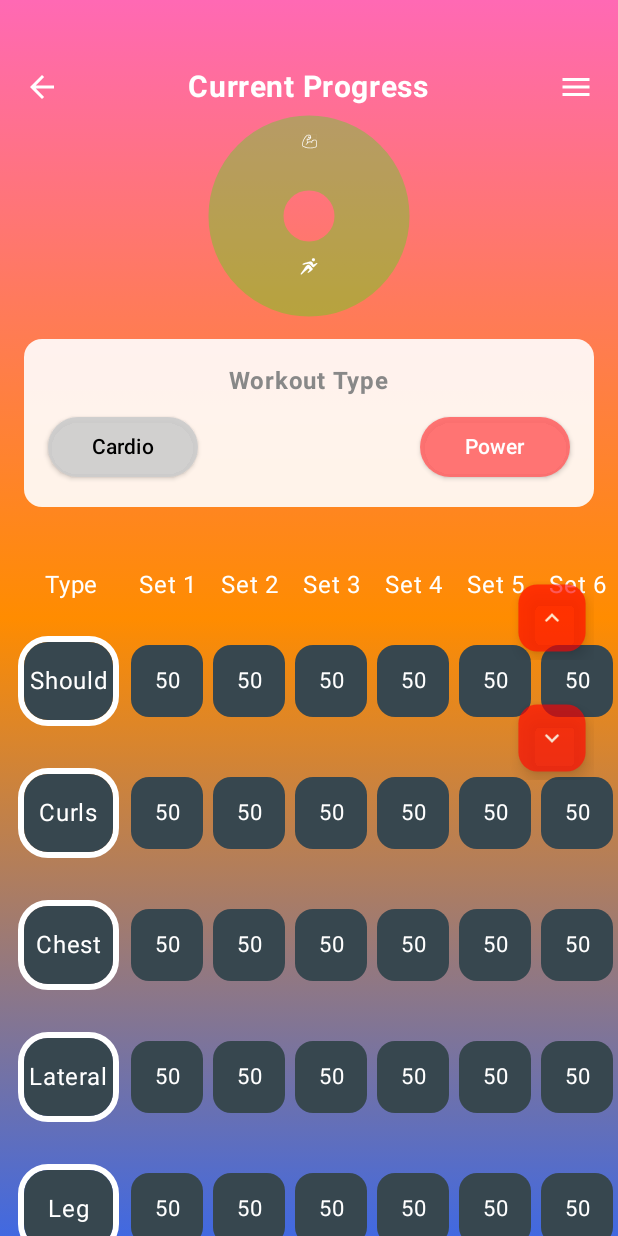
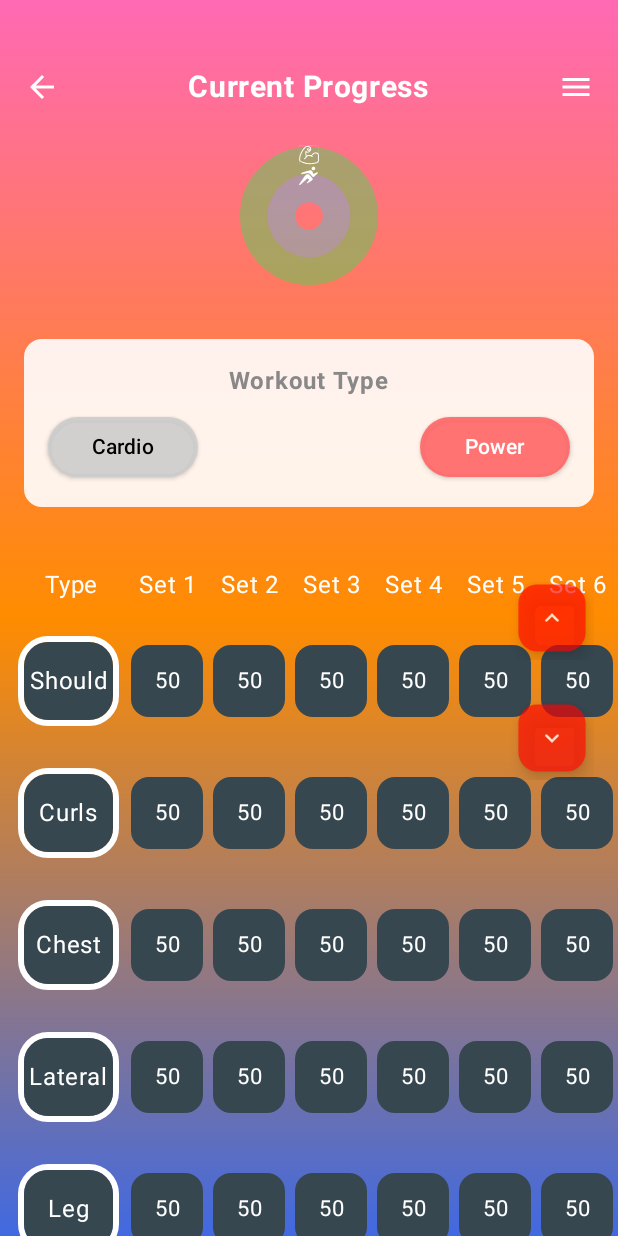
Before and after one commit to ohmzi/FitnessTracker, an Android app built with Jetpack Compose: the screen it shows after launch (MainActivity), after a tap on "Power", on a phone screen of 412 x 824 dp. Run offline under Robolectric (Android 15) with nearby library versions, the phone set to English and light mode, and no system bars; 1 other tap on this screen came first.

Commit message:
UI updates
Signed-off-by: ohmz <omariqbal97@gmail.com>

```diff
--- a/app/build.gradle.kts
+++ b/app/build.gradle.kts
@@ -62,6 +62,7 @@ dependencies {
     implementation(libs.androidx.material3)
     implementation(libs.play.services.maps)
     implementation(libs.play.services.location)
+    implementation(libs.androidx.media3.common)
     testImplementation(libs.junit)
     androidTestImplementation(libs.androidx.junit)
     androidTestImplementation(libs.androidx.espresso.core)
--- a/app/src/main/java/com/ohmz/fitnessTracker/ui/screens/CardioTracker.kt
+++ b/app/src/main/java/com/ohmz/fitnessTracker/ui/screens/CardioTracker.kt
@@ -176,7 +176,7 @@ fun CardioTracker(
         Column(
             modifier = Modifier
                 .fillMaxSize()
-                .padding(16.dp),
+                .padding(top = 16.dp, start = 16.dp, end = 16.dp, bottom = 34.dp),
             horizontalAlignment = Alignment.CenterHorizontally
         ) {
             Card(
@@ -195,7 +195,7 @@ fun CardioTracker(
                     onTargetDistanceChange = onTargetDistanceChange
                 )
             }
-            Spacer(modifier = Modifier.weight(1f))
+            Spacer(modifier = Modifier.weight(0.5f))
             PlayButton(
                 isTracking = isTracking,
                 onToggle = { newIsTracking ->
--- a/app/src/main/java/com/ohmz/fitnessTracker/ui/screens/FitnessTrackerUI.kt
+++ b/app/src/main/java/com/ohmz/fitnessTracker/ui/screens/FitnessTrackerUI.kt
@@ -293,6 +293,79 @@ fun WorkoutTypeButton(
     }
 }
 
+
+@Composable
+fun ScrollButtons(onScrollUp: () -> Unit, onScrollDown: () -> Unit, alpha: Float) {
+    Box(
+        modifier = Modifier
+            .fillMaxSize()
+            .padding(end = 16.dp)
+    ) {
+        // Scroll Up Button
+        AnimatedScrollButton(
+            onClick = onScrollUp,
+            icon = Icons.Filled.KeyboardArrowUp,
+            contentDescription = "Scroll to top",
+            alpha = alpha,
+            modifier = Modifier.align(Alignment.CenterEnd)
+        )
+
+        // Scroll Down Button
+        AnimatedScrollButton(
+            onClick = onScrollDown,
+            icon = Icons.Filled.KeyboardArrowDown,
+            contentDescription = "Scroll to bottom",
+            alpha = alpha,
+            modifier = Modifier
+                .align(Alignment.CenterEnd)
+                .padding(top = 160.dp)
+        )
+    }
+}
+
+@Composable
+fun AnimatedScrollButton(
+    onClick: () -> Unit,
+    icon: ImageVector,
+    contentDescription: String,
+    alpha: Float,
+    modifier: Modifier = Modifier
+) {
+    val interactionSource = remember { MutableInteractionSource() }
+    val isPressed by interactionSource.collectIsPressedAsState()
+
+    val scale by animateFloatAsState(
+        targetValue = if (isPressed) 1f else 0.8f, animationSpec = spring(
+            dampingRatio = Spring.DampingRatioMediumBouncy, stiffness = Spring.StiffnessLow
+        ), label = ""
+    )
+
+    val buttonAlpha by animateFloatAsState(
+        targetValue = if (isPressed) 1f else 0.8f,
+        animationSpec = tween(durationMillis = 100),
+        label = ""
+    )
+
+    Box(
+        modifier = modifier
+            .alpha(alpha * buttonAlpha)
+            .graphicsLayer(
+                scaleX = scale, scaleY = scale
+            )
+    ) {
+        FloatingActionButton(
+            onClick = onClick,
+            containerColor = Color.Red.copy(alpha = buttonAlpha),
+            contentColor = Color.White,
+            interactionSource = interactionSource
+        ) {
+            Icon(
+                imageVector = icon, contentDescription = contentDescription
+            )
+        }
+    }
+}
+
 @Preview
 @Composable
 fun FitnessTrackerUI() {
@@ -468,78 +541,6 @@ fun FitnessTrackerUI() {
 }
 
 @Composable
-fun ScrollButtons(onScrollUp: () -> Unit, onScrollDown: () -> Unit, alpha: Float) {
-    Box(
-        modifier = Modifier
-            .fillMaxSize()
-            .padding(end = 16.dp)
-    ) {
-        // Scroll Up Button
-        AnimatedScrollButton(
-            onClick = onScrollUp,
-            icon = Icons.Filled.KeyboardArrowUp,
-            contentDescription = "Scroll to top",
-            alpha = alpha,
-            modifier = Modifier.align(Alignment.CenterEnd)
-        )
-
-        // Scroll Down Button
-        AnimatedScrollButton(
-            onClick = onScrollDown,
-            icon = Icons.Filled.KeyboardArrowDown,
-            contentDescription = "Scroll to bottom",
-            alpha = alpha,
-            modifier = Modifier
-                .align(Alignment.CenterEnd)
-                .padding(top = 160.dp)
-        )
-    }
-}
-
-@Composable
-fun AnimatedScrollButton(
-    onClick: () -> Unit,
-    icon: ImageVector,
-    contentDescription: String,
-    alpha: Float,
-    modifier: Modifier = Modifier
-) {
-    val interactionSource = remember { MutableInteractionSource() }
-    val isPressed by interactionSource.collectIsPressedAsState()
-
-    val scale by animateFloatAsState(
-        targetValue = if (isPressed) 1f else 0.8f, animationSpec = spring(
-            dampingRatio = Spring.DampingRatioMediumBouncy, stiffness = Spring.StiffnessLow
-        ), label = ""
-    )
-
-    val buttonAlpha by animateFloatAsState(
-        targetValue = if (isPressed) 1f else 0.8f,
-        animationSpec = tween(durationMillis = 100),
-        label = ""
-    )
-
-    Box(
-        modifier = modifier
-            .alpha(alpha * buttonAlpha)
-            .graphicsLayer(
-                scaleX = scale, scaleY = scale
-            )
-    ) {
-        FloatingActionButton(
-            onClick = onClick,
-            containerColor = Color.Red.copy(alpha = buttonAlpha),
-            contentColor = Color.White,
-            interactionSource = interactionSource
-        ) {
-            Icon(
-                imageVector = icon, contentDescription = contentDescription
-            )
-        }
-    }
-}
-
-@Composable
 fun ProgressCircle(workoutProgress: Float, distanceProgress: Float, size: Dp) {
     val animatedWorkoutProgress by animateFloatAsState(
         targetValue = workoutProgress,
@@ -553,8 +554,8 @@ fun ProgressCircle(workoutProgress: Float, distanceProgress: Float, size: Dp) {
         label = "distanceProgressAnimation"
     )
 
-    val workoutColor = Color(0xFF11FF00)  // Brown color for workout (outer ring)
-    val distanceColor = Color(0xFF007BFF) // Bronze color for distance/cardio (inner ring)
+    val workoutColor = Color(0xFF56CE5B)  // Green color for workout (outer ring)
+    val distanceColor = Color(0xD200E2FF) // Blue color for distance/cardio (inner ring)
 
     val density = LocalDensity.current
 
@@ -566,21 +567,35 @@ fun ProgressCircle(workoutProgress: Float, distanceProgress: Float, size: Dp) {
             val canvasWidth = size.toPx()
             val canvasHeight = size.toPx()
             val center = Offset(canvasWidth / 2f, canvasHeight / 2f)
+
+            // Calculate radii and stroke width based on the size
             val outerRadius =
-                (canvasWidth.coerceAtMost(canvasHeight) - with(density) { 16.dp.toPx() }) / 2f
-            val innerRadius = outerRadius - with(density) { 60.dp.toPx() }
-            val strokeWidth = with(density) { 50.dp.toPx() }
+                (canvasWidth.coerceAtMost(canvasHeight) - with(density) { 8.dp.toPx() }) / 2f
+
+            // Adjust stroke width and inner radius based on size
+            val strokeWidth: Float
+            val innerRadius: Float
+
+            if (size < 200.dp) {
+                // Shrunk mode: Increase ring thickness
+                strokeWidth = outerRadius * 0.4f
+                innerRadius = outerRadius - strokeWidth
+            } else {
+                // Expanded mode: Keep original thickness, make rings touch
+                strokeWidth = outerRadius * 0.3f
+                innerRadius = outerRadius - strokeWidth
+            }
 
             // Draw outline circles
             drawCircle(
-                color = workoutColor.copy(alpha = 0.3f),
-                radius = outerRadius,
+                color = workoutColor.copy(alpha = 0.5f),
+                radius = outerRadius - strokeWidth / 2,
                 center = center,
                 style = Stroke(width = strokeWidth)
             )
             drawCircle(
                 color = distanceColor.copy(alpha = 0.3f),
-                radius = innerRadius,
+                radius = innerRadius - strokeWidth / 2,
                 center = center,
                 style = Stroke(width = strokeWidth)
             )
@@ -591,8 +606,14 @@ fun ProgressCircle(workoutProgress: Float, distanceProgress: Float, size: Dp) {
                 startAngle = -90f,
                 sweepAngle = animatedWorkoutProgress * 360f,
                 useCenter = false,
-                topLeft = Offset(center.x - outerRadius, center.y - outerRadius),
-                size = Size(outerRadius * 2, outerRadius * 2),
+                topLeft = Offset(
+                    center.x - outerRadius + strokeWidth / 2,
+                    center.y - outerRadius + strokeWidth / 2
+                ),
+                size = Size(
+                    (outerRadius - strokeWidth / 2) * 2,
+                    (outerRadius - strokeWidth / 2) * 2
+                ),
                 style = Stroke(width = strokeWidth, cap = StrokeCap.Round)
             )
 
@@ -602,8 +623,14 @@ fun ProgressCircle(workoutProgress: Float, distanceProgress: Float, size: Dp) {
                 startAngle = -90f,
                 sweepAngle = animatedDistanceProgress * 360f,
                 useCenter = false,
-                topLeft = Offset(center.x - innerRadius, center.y - innerRadius),
-                size = Size(innerRadius * 2, innerRadius * 2),
+                topLeft = Offset(
+                    center.x - innerRadius + strokeWidth / 2,
+                    center.y - innerRadius + strokeWidth / 2
+                ),
+                size = Size(
+                    (innerRadius - strokeWidth / 2) * 2,
+                    (innerRadius - strokeWidth / 2) * 2
+                ),
                 style = Stroke(width = strokeWidth, cap = StrokeCap.Round)
             )
         }
@@ -619,9 +646,10 @@ fun ProgressCircle(workoutProgress: Float, distanceProgress: Float, size: Dp) {
                 contentDescription = "Workout Icon",
                 tint = Color.White,
                 modifier = Modifier
-                    .size(size * 0.10f)  // Reduced size
-                    .offset(y = -(size * 0.50f))  // Adjusted position
+                    .size(size * 0.13f)
+                    .offset(y = -(size * 0.41f))
             )
+            Log.d("iconSide", "Running Icon ${-(size * 0.41f)}")
 
             // Running icon (overlapping inner ring)
             Icon(
@@ -629,9 +657,13 @@ fun ProgressCircle(workoutProgress: Float, distanceProgress: Float, size: Dp) {
                 contentDescription = "Running Icon",
                 tint = Color.White,
                 modifier = Modifier
-                    .size(size * 0.15f)  // Reduced size
-                    .offset(y = (size * 0.325f))  // Adjusted position
+                    .size(size * 0.17f)
+                    .offset(
+                        y = -(size * 0.27f)
+                    )
             )
+            Log.d("iconSide", "Running Icon ${-(size * 0.27f)}")
+
         }
     }
 }
--- a/gradle/libs.versions.toml
+++ b/gradle/libs.versions.toml
@@ -14,6 +14,7 @@ activityCompose = "1.9.1"
 composeBom = "2024.04.01"
 playServicesMaps = "19.0.0"
 playServicesLocation = "21.3.0"
+media3Common = "1.4.1"
 
 [libraries]
 androidx-core-ktx = { group = "androidx.core", name = "core-ktx", version.ref = "coreKtx" }
@@ -35,6 +36,7 @@ maps-compose = { module = "com.google.maps.android:maps-compose", version.ref =
 play-services-maps = { group = "com.google.android.gms", name = "play-services-maps", version.ref = "playServicesMaps" }
 android-mapsplatform-secrets = { module = "com.google.android.libraries.mapsplatform.secrets-gradle-plugin:secrets-gradle-plugin", version.ref = "mapsplatform" }
 play-services-location = { group = "com.google.android.gms", name = "play-services-location", version.ref = "playServicesLocation" }
+androidx-media3-common = { group = "androidx.media3", name = "media3-common", version.ref = "media3Common" }
 
 [plugins]
 android-application = { id = "com.android.application", version.ref = "agp" }
```
Also changed, not shown: 9 other files.
